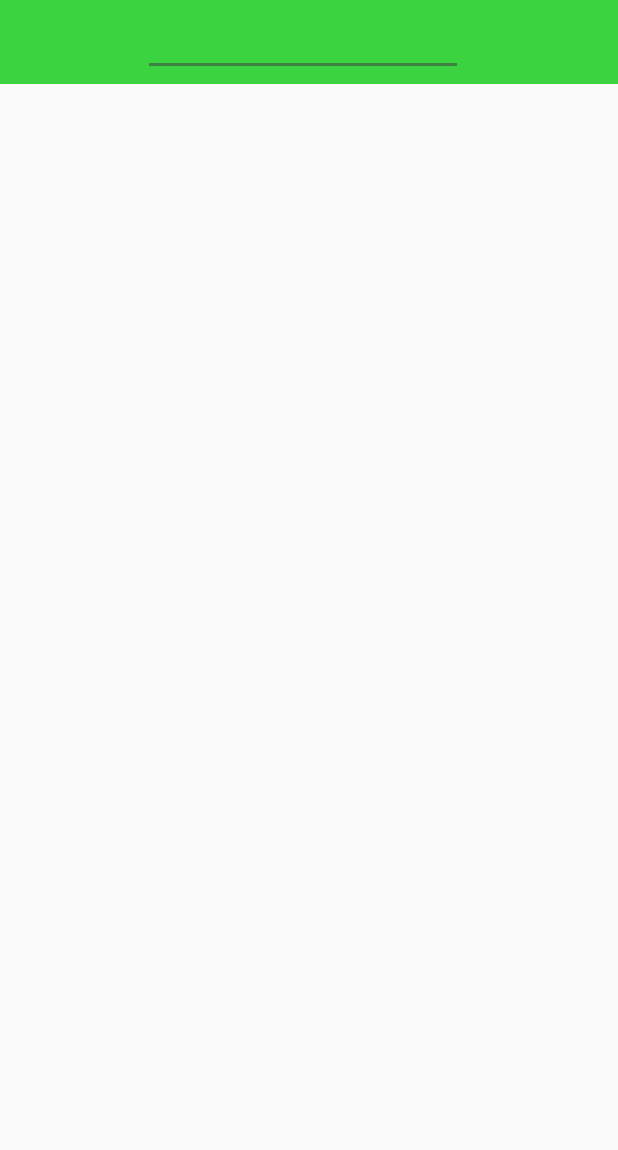
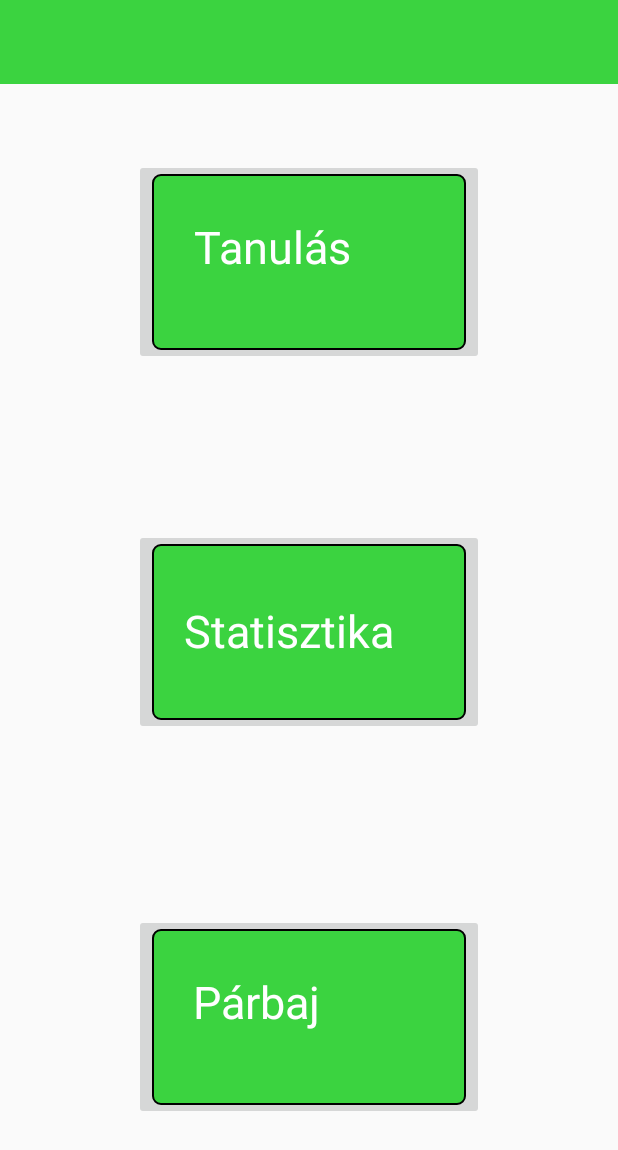
Before and after one commit to gitjuzer/2018_IIAFP_B, an Android app: the StudentMenu screen opened directly, with no data from a screen before it, on a phone screen of 412 x 824 dp. Shown: the top 1150 px of the screen. Run offline under Robolectric (Android 15) with nearby library versions, the phone set to English and light mode, and no system bars.

Commit message:
Diák főmenű design-mentesen kész
3 gomb, felirat rajta elkészítve, később megcsinálom a gombok funkcionalitását is. Design még nincs se a gombokon, se a szövegen benne, ez későbbi feladat.

```diff
--- a/Android app/OktatoApp/app/src/main/java/hu/afp/oktatoapp/StudentMenu.java
+++ b/Android app/OktatoApp/app/src/main/java/hu/afp/oktatoapp/StudentMenu.java
@@ -17,7 +17,7 @@ public class StudentMenu extends AppCompatActivity {
         final TextView usernameDisplay;
 
 
-        usernameDisplay = findViewById(R.id.usernameDisplay_editText);
+        usernameDisplay = findViewById(R.id.usernameDisplay_TextView);
         usernameDisplay.setText(getIntent().getStringExtra("Username"));
     }
 }
--- a/Android app/OktatoApp/app/src/main/res/layout/activity_student_main.xml
+++ b/Android app/OktatoApp/app/src/main/res/layout/activity_student_main.xml
@@ -5,6 +5,45 @@
     android:layout_width="match_parent"
     android:layout_height="match_parent"
     tools:context=".StudentMenu">
+
+    <ImageButton
+        android:id="@+id/learning_Button"
+        android:layout_width="233dp"
+        android:layout_height="137dp"
+        android:layout_marginStart="8dp"
+        android:layout_marginTop="50dp"
+        android:layout_marginEnd="8dp"
+        android:src="@drawable/button_background"
+        app:layout_constraintEnd_toEndOf="parent"
+        app:layout_constraintStart_toStartOf="parent"
+        app:layout_constraintTop_toBottomOf="@+id/toolbar" />
+
+    <ImageButton
+        android:id="@+id/statistic_button"
+        android:layout_width="233dp"
+        android:layout_height="137dp"
+        android:layout_marginStart="8dp"
+        android:layout_marginTop="40dp"
+        android:layout_marginEnd="8dp"
+        android:layout_marginBottom="50dp"
+        android:src="@drawable/button_background"
+        app:layout_constraintBottom_toTopOf="@+id/duel_button"
+        app:layout_constraintEnd_toEndOf="parent"
+        app:layout_constraintStart_toStartOf="parent"
+        app:layout_constraintTop_toBottomOf="@+id/learning_Button" />
+
+    <ImageButton
+        android:id="@+id/duel_button"
+        android:layout_width="233dp"
+        android:layout_height="137dp"
+        android:layout_marginStart="8dp"
+        android:layout_marginEnd="8dp"
+        android:layout_marginBottom="8dp"
+        android:src="@drawable/button_background"
+        app:layout_constraintBottom_toBottomOf="parent"
+        app:layout_constraintEnd_toEndOf="parent"
+        app:layout_constraintStart_toStartOf="parent"
+        app:layout_constraintTop_toBottomOf="@+id/statistic_button" />
 
     <android.support.v7.widget.Toolbar
         android:id="@+id/toolbar"
@@ -17,16 +56,52 @@
         app:layout_constraintStart_toStartOf="parent"
         app:layout_constraintTop_toTopOf="parent" />
 
-    <EditText
-        android:id="@+id/usernameDisplay_editText"
-        android:layout_width="wrap_content"
-        android:layout_height="wrap_content"
+    <TextView
+        android:id="@+id/usernameDisplay_TextView"
+        android:layout_width="167dp"
+        android:layout_height="50dp"
+        android:layout_marginStart="8dp"
+        android:layout_marginTop="8dp"
         android:layout_marginEnd="8dp"
-        android:ems="10"
-        android:inputType="textPersonName"
-        android:singleLine="true"
-        app:layout_constraintBottom_toBottomOf="@+id/toolbar"
-        app:layout_constraintEnd_toEndOf="@+id/toolbar"
-        app:layout_constraintStart_toStartOf="@+id/toolbar"
+        app:layout_constraintEnd_toEndOf="parent"
+        app:layout_constraintStart_toStartOf="parent"
         app:layout_constraintTop_toTopOf="@+id/toolbar" />
+
+    <TextView
+        android:id="@+id/learning_textView"
+        android:layout_width="153dp"
+        android:layout_height="62dp"
+        android:text="@string/learning"
+        android:textColor="@color/white"
+        android:textSize="30sp"
+        app:layout_constraintBottom_toBottomOf="@+id/learning_Button"
+        app:layout_constraintEnd_toEndOf="@+id/learning_Button"
+        app:layout_constraintStart_toStartOf="@+id/learning_Button"
+        app:layout_constraintTop_toTopOf="@+id/learning_Button" />
+
+    <TextView
+        android:id="@+id/statistic_textView"
+        android:layout_width="167dp"
+        android:layout_height="43dp"
+        android:text="@string/statistic"
+        android:textColor="@color/white"
+        android:textSize="30sp"
+        app:layout_constraintBottom_toBottomOf="@+id/statistic_button"
+        app:layout_constraintEnd_toEndOf="@+id/statistic_button"
+        app:layout_constraintStart_toStartOf="@+id/statistic_button"
+        app:layout_constraintTop_toTopOf="@+id/statistic_button" />
+
+    <TextView
+        android:id="@+id/duel_textView"
+        android:layout_width="155dp"
+        android:layout_height="61dp"
+        android:text="@string/duel"
+        android:textColor="@color/white"
+        android:textSize="30sp"
+        app:layout_constraintBottom_toBottomOf="@+id/duel_button"
+        app:layout_constraintEnd_toEndOf="@+id/duel_button"
+        app:layout_constraintStart_toStartOf="@+id/duel_button"
+        app:layout_constraintTop_toTopOf="@+id/duel_button" />
+
+
 </android.support.constraint.ConstraintLayout>
--- a/Android app/OktatoApp/app/src/main/res/values/strings.xml
+++ b/Android app/OktatoApp/app/src/main/res/values/strings.xml
@@ -7,4 +7,7 @@
     <string name="register">Regisztráció</string>
     <string name="student">Diák</string>
     <string name="teacher">Tanár</string>
+    <string name="learning">Tanulás</string>
+    <string name="statistic">Statisztika</string>
+    <string name="duel">Párbaj</string>
 </resources>
```
